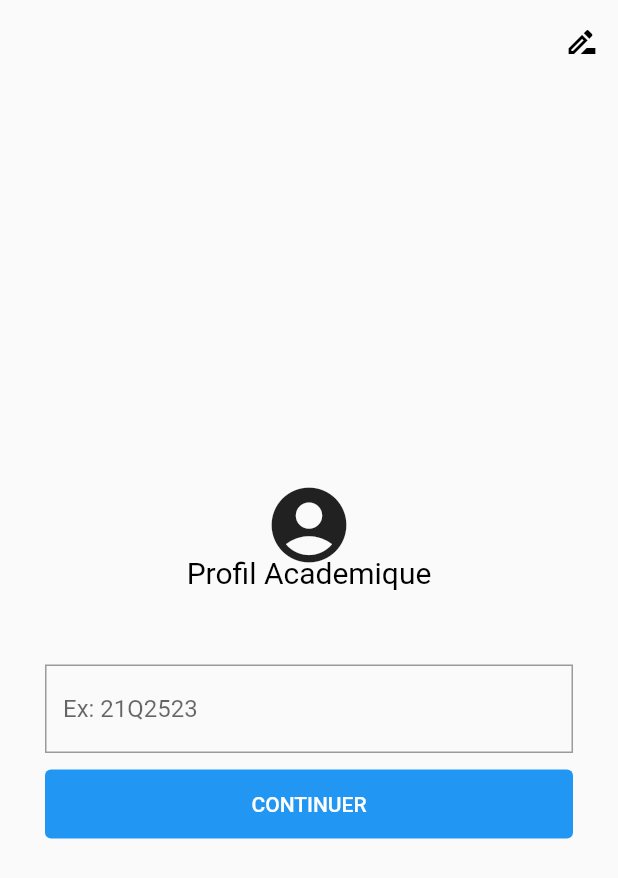
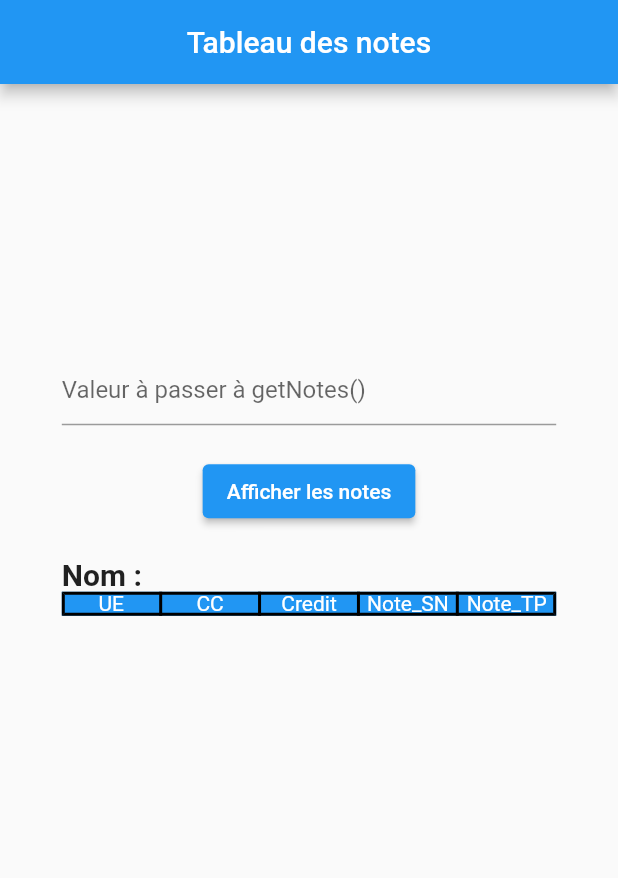
Before and after one commit to albann2/profil, a Flutter app: the screen it shows after launch, on a phone screen of 412 x 824 dp. Shown: the top 878 px of the screen. Run offline on Flutter 3.47's test engine with Material 2 defaults, Android fonts, the phone set to English and light mode, and no system bars; our stand-ins replace cloud_firestore, firebase_core; accounts and stored records are empty.

Commit message:
Add files via upload

```diff
--- a/lib/main.dart
+++ b/lib/main.dart
@@ -1,36 +1,136 @@
 import 'package:flutter/material.dart';
 import 'package:firebase_core/firebase_core.dart';
-
-import 'Screen/home.dart';
+import 'package:cloud_firestore/cloud_firestore.dart';
+import 'firebase_options.dart';
 
 void main() async {
   WidgetsFlutterBinding.ensureInitialized();
-  await Firebase.initializeApp();
-  runApp(const MyApp());
+  await Firebase.initializeApp(options: DefaultFirebaseOptions.currentPlatform);
+  runApp(MyApp());
 }
 
 class MyApp extends StatelessWidget {
-  const MyApp({super.key});
-
-  // This widget is the root of your application.
   @override
   Widget build(BuildContext context) {
     return MaterialApp(
-      title: 'Profil Academique',
-      debugShowCheckedModeBanner: false,
-      theme: ThemeData(
-        // This is the theme of your application.
-        //
-        // Try running your application with "flutter run". You'll see the
-        // application has a blue toolbar. Then, without quitting the app, try
-        // changing the primarySwatch below to Colors.green and then invoke
-        // "hot reload" (press "r" in the console where you ran "flutter run",
-        // or simply save your changes to "hot reload" in a Flutter IDE).
-        // Notice that the counter didn't reset back to zero; the application
-        // is not restarted.
-        primarySwatch: Colors.blue,
-      ),
-      home: const HomePage(),
+      title: 'Tableau des notes',
+      theme: ThemeData(primarySwatch: Colors.blue,),
+      home: TableauPage(title: 'Tableau des notes'),
     );
   }
 }
+
+class TableauPage extends StatefulWidget {
+  TableauPage({Key? key, required this.title}) : super(key: key);
+
+  final String title;
+
+  @override
+  _TableauPageState createState() => _TableauPageState();
+}
+
+class _TableauPageState extends State<TableauPage> {
+  final _controller = TextEditingController();
+  List<Map<String, String>> notes = [];
+  String nome='';
+
+  void getNotes(String documentId) async {
+  notes.clear();
+    final querySnapshot = await FirebaseFirestore.instance
+        .collection('Etudiant')
+        .doc(documentId)
+        .get();
+    final nom = querySnapshot.data()!['nom'];
+    nome=nom;
+    final pv = querySnapshot.data()!['pv'].cast<Map<String, dynamic>>();
+    pv.forEach((map) {
+      final ue = map['ue'];
+      final credit = map['credit'];
+      final cc = map['cc'];
+      final sn = map['sn'];
+      final tp = map['tp'];
+      notes.add({
+        'ue': ue,
+        'credit': credit.toString(),
+        'cc': cc.toString(),
+        'sn': sn.toString(),
+        'tp': tp.toString()
+      });
+    });
+    setState(() {}); // rafraîchir l'affichage pour afficher les nouvelles notes
+  }
+
+  @override
+  Widget build(BuildContext context) {
+    return Scaffold(
+      appBar: AppBar(
+        title: Text(widget.title),
+        centerTitle:true,
+      ),
+      body: Center(
+        child: Column(
+          mainAxisAlignment: MainAxisAlignment.center,
+          children: [
+            SizedBox(
+              width: MediaQuery.of(context).size.width * 0.8,
+              child: TextFormField(
+                controller: _controller,
+                decoration: InputDecoration(
+                  hintText: 'Valeur à passer à getNotes()',
+                ),
+              ),
+            ),
+            SizedBox(height: 20),
+            ElevatedButton(
+              onPressed: () {
+                  setState(() {});
+                getNotes(_controller.text);
+              },
+              child: Text('Afficher les notes'),
+            ),
+            SizedBox(
+              height: 20,
+            ),
+            SizedBox(
+              width: MediaQuery.of(context).size.width * 0.8,
+              child: Text('Nom : $nome',
+              style: TextStyle(fontSize: 20, fontWeight: FontWeight.bold)),
+),
+            Container(
+              height: 250,
+              width: MediaQuery.of(context).size.width * 0.8,
+              child: Table(
+                border: TableBorder.all(
+                  color: Colors.black,
+                  width: 2.0,
+                  style: BorderStyle.solid,
+                ),
+                children: [
+                  TableRow(
+                    decoration: BoxDecoration(color: Theme.of(context).primaryColor),
+                    children: [
+                      Center(child: Text('UE', style: TextStyle(color: Colors.white))),
+                      Center(child: Text('CC', style: TextStyle(color: Colors.white))),
+                      Center(child: Text('Credit', style: TextStyle(color: Colors.white))),
+                      Center(child: Text('Note_SN', style: TextStyle(color: Colors.white))),
+                      Center(child: Text('Note_TP', style: TextStyle(color: Colors.white))),
+                    ],
+                  ),
+                  for(var note in notes)
+                    TableRow(
+                      children: [
+                        Center(child: Text(note['ue']??'')),
+                        Center(child: Text(note['cc']??'')),
+                        Center(child: Text(note['credit']??'')),
+                        Center(child: Text(note['sn']??'')),
+                        Center(child: Text(note['tp']??'')),],
+                    ),
+                ],
+              ),
+            ),
+          ],
+        ),
+      ),
+    );
+  }
+}
```
Also changed, not shown: lib/firebase_options.dart (added).
